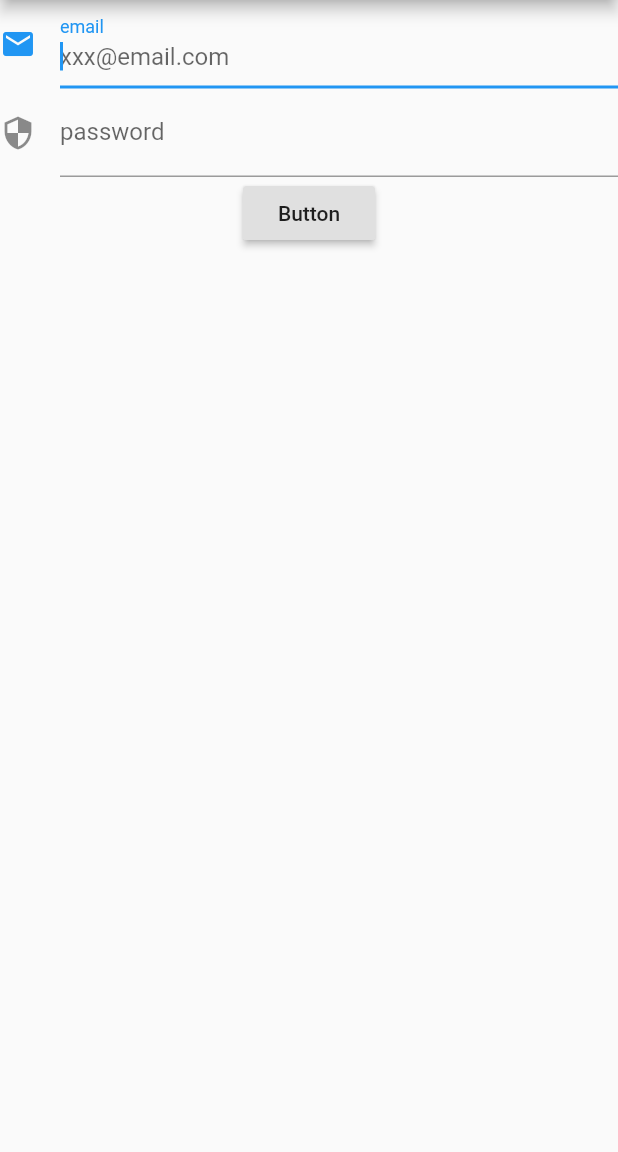
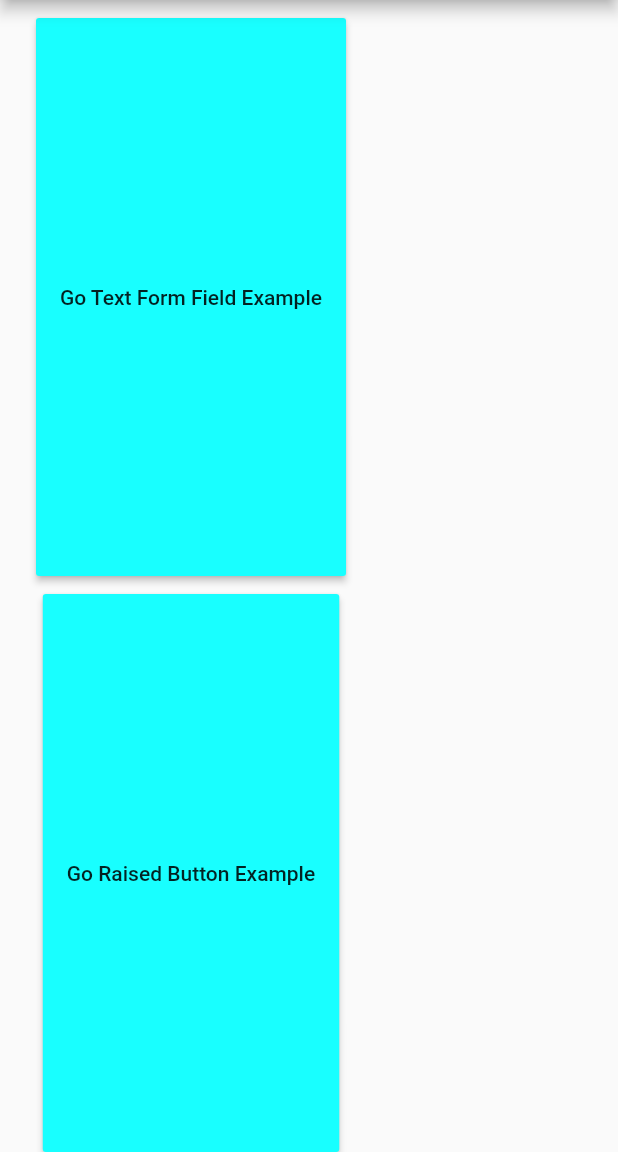
Before and after one commit to thkim9373/FlutterTutorialSample, a Flutter app: the screen it shows after launch, on a phone screen of 412 x 824 dp, the part 84-1236 px from its top. Run offline on Flutter 3.47's test engine with Material 2 defaults, Android fonts, the phone set to English and light mode, and no system bars.

Commit message:
1. Main layout changed. 2. Add classes EmailWidget and RaisedButtonExample. 3. Raised button example added.

```diff
--- a/lib/main.dart
+++ b/lib/main.dart
@@ -1,4 +1,6 @@
 import 'package:flutter/material.dart';
+import 'package:flutter_tutorial_sample/Email.dart';
+import 'package:flutter_tutorial_sample/RaisedButtonExample.dart';
 
 void main() => runApp(MyFormApp());
 
@@ -16,95 +18,28 @@ class MyFormApp extends StatelessWidget {
   }
 }
 
-class MyForm extends StatefulWidget {
+class MyForm extends StatelessWidget {
   @override
-  _MyFormState createState() => _MyFormState();
-}
-
-class _MyFormState extends State<MyForm> {
-  final _formKey = GlobalKey<FormState>();
-  FocusNode focusNode;
-
-  var emailController = TextEditingController();
-  var pwController = TextEditingController();
-
-  @override
-  void initState() {
-    super.initState();
-
-    focusNode = FocusNode();
-    emailController.addListener(_emailChanged);
-    pwController.addListener(_pwChanged);
+  Widget build(BuildContext context) {
+    return Column(children: <Widget>[
+      _buildExpand(Text("Go Text Form Field Example"), context, EmailWidget()),
+      _buildExpand(Text("Go Raised Button Example"), context, RaisedButtonExample()),
+    ]);
   }
 
-  _emailChanged() {
-    print("email value changed: ${emailController.text}");
-  }
-
-  _pwChanged() {
-    print("password value changed: ${pwController.text}");
-  }
-
-  @override
-  void dispose() {
-    focusNode.dispose();
-    emailController.dispose();
-    pwController.dispose();
-
-    super.dispose();
-  }
-
-  @override
-  Widget build(BuildContext context) {
-    return Form(
-      key: _formKey,
-      child: Column(
-        children: <Widget>[
-          TextFormField(
-            controller: emailController,
-            validator: (value) {
-              if (value.isEmpty) {
-                return 'Please enter anything.';
-              }
-            },
-            decoration: InputDecoration(
-                icon: Icon(Icons.email),
-                hintText: 'xxx@email.com',
-                labelText: 'email'),
-            autofocus: true,
-          ),
-          TextFormField(
-            controller: pwController,
-            validator: (value) {
-              if (value.isEmpty) {
-                return 'Please enter anything here too.';
-              }
-            },
-            decoration: InputDecoration(
-                icon: Icon(Icons.security),
-                hintText: 'password',
-                labelText: 'password'),
-            obscureText: true,
-            focusNode: focusNode,
-          ),
-          RaisedButton(
-            child: Text('Button'),
-            onPressed: () {
-              if (focusNode.hasFocus) {
-                if (_formKey.currentState.validate()) {
-                  Scaffold.of(context).showSnackBar(SnackBar(
-                    content: Text('Wow form done!!!'),
-                  ));
-                }
-              } else {
-                FocusScope.of(context).requestFocus(focusNode);
-              }
-
-              print("email value: ${emailController.text}");
-            },
-          )
-        ],
-      ),
-    );
-  }
+  Expanded _buildExpand(Text text, BuildContext context, Widget target) =>
+      Expanded(
+        child: Padding(
+            padding: const EdgeInsets.only(top: 12, left: 24, right: 24),
+            child: RaisedButton(
+                child: text,
+                onPressed: () {
+                  Navigator.of(context)
+                      .push(MaterialPageRoute(builder: (context) => target));
+                },
+              color: Colors.cyanAccent,
+              splashColor: Colors.amber,
+              hoverColor: Colors.pink,
+                )),
+      );
 }
```
Also changed, not shown: lib/Email.dart (added, +98 -0 lines), lib/RaisedButtonExample.dart (added, +33 -0 lines).
